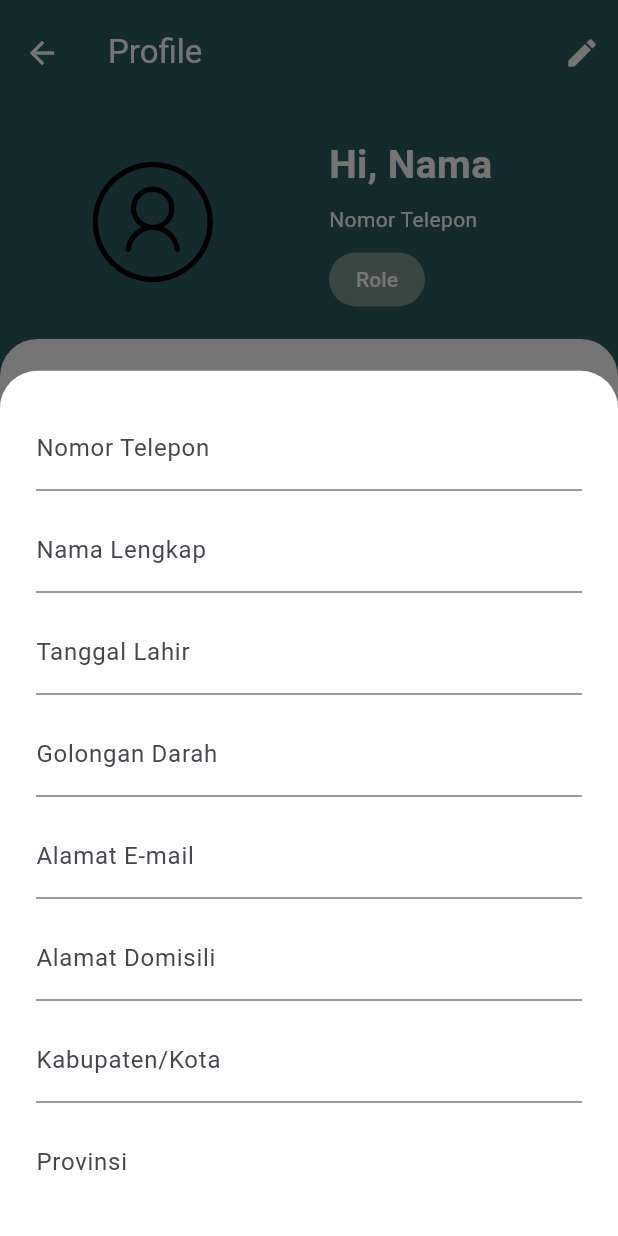
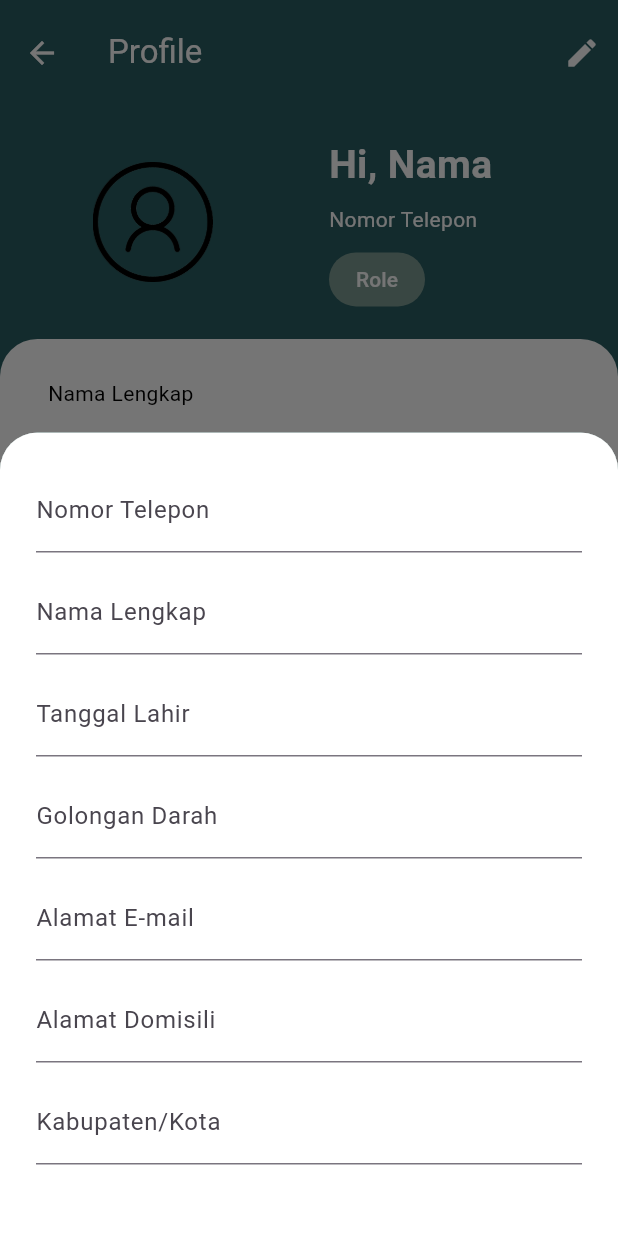
Before and after one commit to frendysanusi/pvvd-app, a Flutter app: the screen it shows after launch, after a tap on the "edit" icon, on a phone screen of 412 x 824 dp. Run offline on Flutter 3.47's test engine with Material 3 defaults, Android fonts, the phone set to English and light mode, and no system bars; our stand-ins replace cloud_firestore, firebase_auth, firebase_core, google_fonts; missing offline and left inert: qr_code_scanner; accounts and stored records are empty; generated files the repository leaves out were written again.

Commit message:
Styling updates

```diff
--- a/lib/screens/profile_screen.dart
+++ b/lib/screens/profile_screen.dart
@@ -121,9 +121,9 @@ class _ProfileScreenState extends State<ProfileScreen> {
                 ),
 
                 Container(
-                  decoration: BoxDecoration(
+                  decoration: const BoxDecoration(
                     color: Colors.white, // Background color
-                    borderRadius: BorderRadius.circular(25), // Rounded corners radius
+                    borderRadius: BorderRadius.only(topLeft: Radius.circular(25), topRight: Radius.circular(25)), // Rounded corners radius
                   ),
                   child: Padding(
                     padding: const EdgeInsets.symmetric(
@@ -165,7 +165,7 @@ class _ProfileScreenState extends State<ProfileScreen> {
       isScrollControlled: true,
       builder: (BuildContext context) {
         return FractionallySizedBox(
-          heightFactor: 0.7,
+          heightFactor: 0.65,
           child: Container(
             height: MediaQuery.of(context).size.height*0.8, // Adjust the height as needed
             decoration: const BoxDecoration(
```
